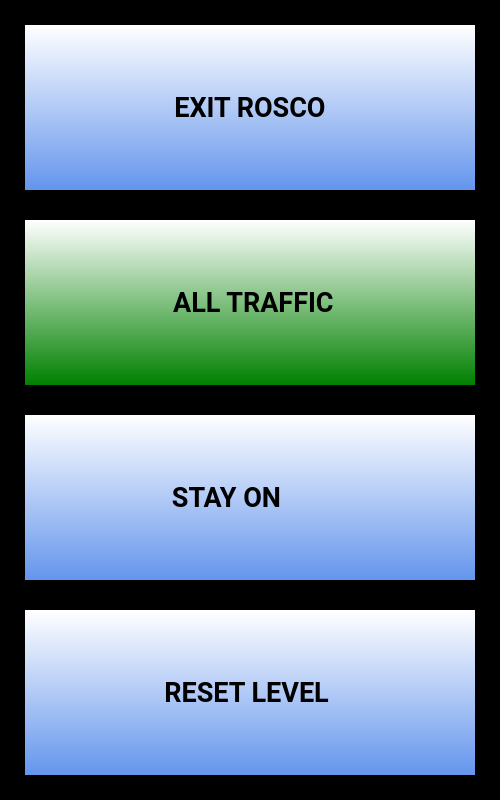
This is ui/MenuDialog.ui in UnexplodedMinds/Rosco as Qt 5 draws it before an edit. The edited form follows.
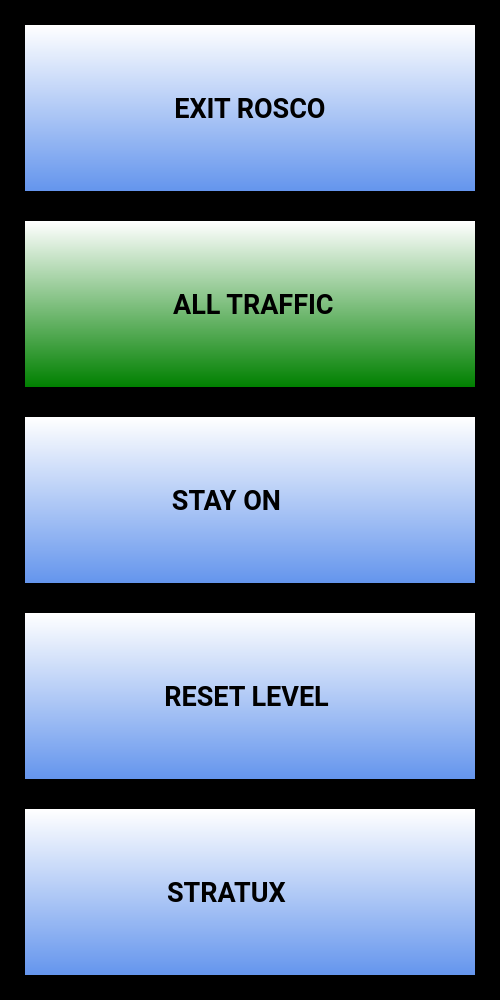
This is the edited form. Icons and pictures are not drawn.

The edit to the form file:
```diff
--- a/ui/MenuDialog.ui
+++ b/ui/MenuDialog.ui
@@ -7,7 +7,7 @@
     <x>0</x>
     <y>0</y>
     <width>500</width>
-    <height>800</height>
+    <height>1000</height>
    </rect>
   </property>
   <property name="sizePolicy">
@@ -19,13 +19,13 @@
   <property name="minimumSize">
    <size>
     <width>500</width>
-    <height>800</height>
+    <height>1000</height>
    </size>
   </property>
   <property name="maximumSize">
    <size>
     <width>500</width>
-    <height>800</height>
+    <height>1000</height>
    </size>
   </property>
   <property name="palette">
@@ -271,6 +271,40 @@
      </property>
     </widget>
    </item>
+   <item>
+    <widget class="QPushButton" name="m_pStratuxButton">
+     <property name="sizePolicy">
+      <sizepolicy hsizetype="MinimumExpanding" vsizetype="MinimumExpanding">
+       <horstretch>0</horstretch>
+       <verstretch>0</verstretch>
+      </sizepolicy>
+     </property>
+     <property name="font">
+      <font>
+       <family>Roboto</family>
+       <pointsize>20</pointsize>
+       <weight>75</weight>
+       <bold>true</bold>
+      </font>
+     </property>
+     <property name="text">
+      <string>STRATUX       </string>
+     </property>
+     <property name="icon">
+      <iconset resource="../AHRSResources.qrc">
+       <normaloff>:/icons/resources/Settings.png</normaloff>:/icons/resources/Settings.png</iconset>
+     </property>
+     <property name="iconSize">
+      <size>
+       <width>64</width>
+       <height>64</height>
+      </size>
+     </property>
+     <property name="autoDefault">
+      <bool>false</bool>
+     </property>
+    </widget>
+   </item>
   </layout>
  </widget>
  <resources>
```
